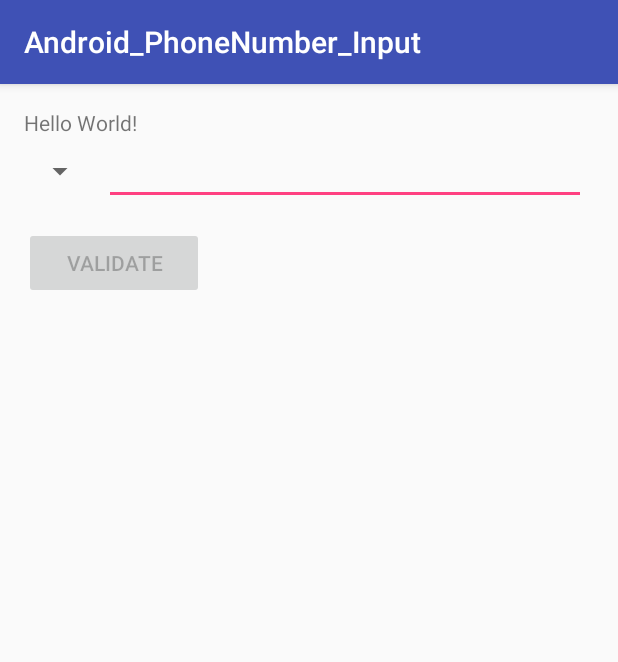
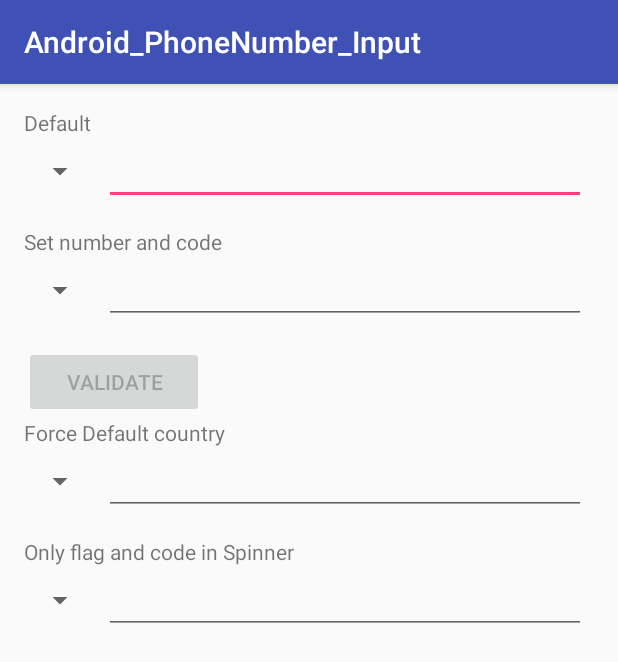
Before and after one commit to Willena/Android_PhoneNumber_Input, an Android app: the screen it shows after launch (MainActivity), on a phone screen of 412 x 824 dp. Shown: the top 662 px of the screen. Run offline under Robolectric (Android 15) with nearby library versions, the phone set to English and light mode, and no system bars; libraries missing offline, so code that uses them is left out: com.google.i18n.phonenumbers; 5 statements that could not run were skipped.

Commit message:
Add setCountry() to set the country programmatically Updated to androidx libraries Updated gradle scripts Updated the example app

```diff
--- a/app/src/main/java/com/github/willena/android_phonenumber_input/MainActivity.java
+++ b/app/src/main/java/com/github/willena/android_phonenumber_input/MainActivity.java
@@ -1,7 +1,7 @@
 package com.github.willena.android_phonenumber_input;
 
-import android.support.annotation.BoolRes;
-import android.support.v7.app.AppCompatActivity;
+import androidx.appcompat.app.AppCompatActivity;
+
 import android.os.Bundle;
 import android.util.Log;
 import android.widget.Button;
@@ -12,34 +12,50 @@ import com.github.willena.phoneinputview.events.OnValidEntryListener;
 
 public class MainActivity extends AppCompatActivity {
 
-    private PhoneInputView phoneView;
+    private PhoneInputView phoneView1;
     private Button b;
+    private PhoneInputView phoneView2;
+    private PhoneInputView phoneView0;
+    private PhoneInputView phoneView4;
 
     @Override
     protected void onCreate(Bundle savedInstanceState) {
         super.onCreate(savedInstanceState);
         setContentView(R.layout.activity_main);
 
-        b = (Button)findViewById(R.id.button_validate);
+        //Default config
+        phoneView0 = (PhoneInputView) findViewById(R.id.phoneId1);
+        phoneView0.setConfig(new CountryConfigurator());
 
 
-        phoneView = (PhoneInputView) findViewById(R.id.phoneId);
+        // Define number and country
+        b = (Button) findViewById(R.id.button_validate2);
+        phoneView1 = (PhoneInputView) findViewById(R.id.phoneId2);
+        phoneView1.setConfig(new CountryConfigurator());
+        phoneView1.addOnValidEntryListener(new OnValidEntryListener() {
+            @Override
+            public void onValidEntry(Boolean valid) {
+                b.setEnabled(valid);
+                Log.d("MAINACTIVITY", "onValidEntry: " + phoneView1.getFormatedNumber());
+            }
+        });
+        phoneView1.setPhoneNumber("0102030405", "FR");
 
+
+        //Define default country value
+        phoneView2 = (PhoneInputView) findViewById(R.id.phoneId3);
+        CountryConfigurator config2 = new CountryConfigurator();
+        config2.setDefaultCountry("US");
+        phoneView2.setConfig(config2);
+
+
+        // Only flag and code
+        phoneView4 = (PhoneInputView) findViewById(R.id.phoneId4);
         CountryConfigurator config = new CountryConfigurator();
-        config.setDisplayFlag(false);
+        config.setDisplayFlag(true);
         config.setDisplayCountryCode(true);
         config.setDisplayDialingCode(false);
 
-        phoneView.setConfig(config);
-
-        phoneView.addOnValidEntryListener(new OnValidEntryListener() {
-            @Override
-            public void onValidEntry(Boolean valid) {
-                b.setEnabled(valid);
-                Log.d("MAINACTIVITY", "onValidEntry: " + phoneView.getFormatedNumber());
-            }
-        });
-
-        phoneView.setPhoneNumber("0100000000", "FR");
+        phoneView4.setConfig(config);
     }
 }
--- a/app/src/main/res/layout/activity_main.xml
+++ b/app/src/main/res/layout/activity_main.xml
@@ -1,33 +1,69 @@
 <?xml version="1.0" encoding="utf-8"?>
-<RelativeLayout xmlns:android="http://schemas.android.com/apk/res/android"
+<LinearLayout xmlns:android="http://schemas.android.com/apk/res/android"
     xmlns:tools="http://schemas.android.com/tools"
     android:id="@+id/activity_main"
     android:layout_width="match_parent"
     android:layout_height="match_parent"
+    android:orientation="vertical"
+    android:paddingLeft="@dimen/activity_horizontal_margin"
+    android:paddingTop="@dimen/activity_vertical_margin"
+    android:paddingRight="@dimen/activity_horizontal_margin"
     android:paddingBottom="@dimen/activity_vertical_margin"
-    android:paddingLeft="@dimen/activity_horizontal_margin"
-    android:paddingRight="@dimen/activity_horizontal_margin"
-    android:paddingTop="@dimen/activity_vertical_margin"
     tools:context="com.github.willena.android_phonenumber_input.MainActivity">
 
     <TextView
+        android:id="@+id/hello3"
+        android:layout_width="match_parent"
+        android:layout_height="wrap_content"
+        android:text="Default" />
+
+    <com.github.willena.phoneinputview.PhoneInputView
+        android:id="@+id/phoneId1"
+        android:layout_width="match_parent"
+        android:layout_height="60dp">
+
+    </com.github.willena.phoneinputview.PhoneInputView>
+
+    <TextView
+        android:id="@+id/hello2"
+        android:layout_width="match_parent"
+        android:layout_height="wrap_content"
+        android:text="Set number and code" />
+
+    <com.github.willena.phoneinputview.PhoneInputView
+        android:id="@+id/phoneId2"
+        android:layout_width="match_parent"
+        android:layout_height="60dp">
+
+    </com.github.willena.phoneinputview.PhoneInputView>
+
+    <Button
+        android:id="@+id/button_validate2"
+        android:layout_width="120dp"
+        android:layout_height="wrap_content"
+        android:enabled="false"
+        android:text="Validate" />
+
+    <TextView
+        android:id="@+id/hello"
         android:layout_width="wrap_content"
         android:layout_height="wrap_content"
-        android:text="Hello World!"
-        android:id="@+id/hello"/>
+        android:text="Force Default country " />
 
     <com.github.willena.phoneinputview.PhoneInputView
-        android:layout_below="@+id/hello"
+        android:id="@+id/phoneId3"
         android:layout_width="match_parent"
-        android:layout_height="60dp"
-        android:id="@+id/phoneId"/>
+        android:layout_height="60dp" />
 
-    <Button
-        android:layout_width="120dp"
+    <TextView
+        android:id="@+id/hello4"
+        android:layout_width="wrap_content"
         android:layout_height="wrap_content"
-        android:text="Validate"
-        android:layout_below="@+id/phoneId"
-        android:id="@+id/button_validate"
-        android:enabled="false"/>
+        android:text="Only flag and code in Spinner " />
 
-</RelativeLayout>
+    <com.github.willena.phoneinputview.PhoneInputView
+        android:id="@+id/phoneId4"
+        android:layout_width="match_parent"
+        android:layout_height="60dp" />
+
+</LinearLayout>
--- a/build.gradle
+++ b/build.gradle
@@ -3,9 +3,10 @@
 buildscript {
     repositories {
         jcenter()
+        google()
     }
     dependencies {
-        classpath 'com.android.tools.build:gradle:2.3.0'
+        classpath 'com.android.tools.build:gradle:4.0.2'
         classpath 'com.github.dcendents:android-maven-gradle-plugin:1.5'
 
         // NOTE: Do not place your application dependencies here; they belong
@@ -16,6 +17,7 @@ buildscript {
 allprojects {
     repositories {
         jcenter()
+        google()
     }
 }
 
--- a/gradle.properties
+++ b/gradle.properties
@@ -9,6 +9,8 @@
 
 # Specifies the JVM arguments used for the daemon process.
 # The setting is particularly useful for tweaking memory settings.
+android.enableJetifier=true
+android.useAndroidX=true
 org.gradle.jvmargs=-Xmx1536m
 
 # When configured, Gradle will run in incubating parallel mode.
--- a/phoneinputview/src/main/java/com/github/willena/phoneinputview/ClearableEditText.java
+++ b/phoneinputview/src/main/java/com/github/willena/phoneinputview/ClearableEditText.java
@@ -1,8 +1,8 @@
 package com.github.willena.phoneinputview;
 
-/**
- * Created by Guillaume on 12/04/2017.
- * Based on : https://github.com/droidparts/droidparts/blob/develop/droidparts/src/org/droidparts/widget/ClearableEditText.java
+/*
+  Created by Guillaume on 12/04/2017.
+  Based on : https://github.com/droidparts/droidparts/blob/develop/droidparts/src/org/droidparts/widget/ClearableEditText.java
  */
 
 import android.content.Context;
@@ -17,9 +17,9 @@ import android.widget.EditText;
 import java.util.ArrayList;
 
 
-class ClearableEditText extends android.support.v7.widget.AppCompatEditText implements OnTouchListener, OnFocusChangeListener, TextWatcherAdapter.TextWatcherListener {
+class ClearableEditText extends androidx.appcompat.widget.AppCompatEditText implements OnTouchListener, OnFocusChangeListener, TextWatcherAdapter.TextWatcherListener {
 
-    private ArrayList<TextWatcherAdapter.TextWatcherListener> onTextChangeListenners;
+    private ArrayList<TextWatcherAdapter.TextWatcherListener> onTextChangeListeners;
 
     private Location loc = Location.RIGHT;
 
@@ -120,18 +120,18 @@ class ClearableEditText extends android.support.v7.widget.AppCompatEditText impl
             setClearIconVisible(isNotEmpty(text));
         }
 
-        for (TextWatcherAdapter.TextWatcherListener l : onTextChangeListenners)
+        for (TextWatcherAdapter.TextWatcherListener l : onTextChangeListeners)
         {
             l.onTextChanged(view, text);
         }
     }
 
     public void addOnTextChangedListenner(TextWatcherAdapter.TextWatcherListener l){
-        onTextChangeListenners.add(l);
+        onTextChangeListeners.add(l);
     }
 
     public void removeOnTextChangedListenner(TextWatcherAdapter.TextWatcherListener l){
-        onTextChangeListenners.remove(l);
+        onTextChangeListeners.remove(l);
     }
 
     @Override
@@ -146,7 +146,7 @@ class ClearableEditText extends android.support.v7.widget.AppCompatEditText impl
         addTextChangedListener(new TextWatcherAdapter(this, this));
         initIcon();
         setClearIconVisible(false);
-        onTextChangeListenners = new ArrayList<>();
+        onTextChangeListeners = new ArrayList<>();
     }
 
     private void initIcon() {
--- a/phoneinputview/src/main/java/com/github/willena/phoneinputview/CountryConfigurator.java
+++ b/phoneinputview/src/main/java/com/github/willena/phoneinputview/CountryConfigurator.java
@@ -9,11 +9,21 @@ public class CountryConfigurator {
     private Boolean displayFlag;
     private Boolean displayCountryCode;
     private Boolean displayDialingCode;
+    private String defaultCountry;
 
     public CountryConfigurator() {
         displayFlag = true;
         displayCountryCode = true;
         displayDialingCode = true;
+        defaultCountry = null;
+    }
+
+    public void setDefaultCountry(String defaultCode) {
+        this.defaultCountry = defaultCode;
+    }
+
+    public String getDefaultCountry() {
+        return defaultCountry;
     }
 
     public void setDisplayCountryCode(Boolean displayCountryCode) {
--- a/phoneinputview/src/main/java/com/github/willena/phoneinputview/PhoneInputView.java
+++ b/phoneinputview/src/main/java/com/github/willena/phoneinputview/PhoneInputView.java
@@ -139,6 +139,8 @@ public class PhoneInputView extends LinearLayout {
 
         textInput.addOnTextChangedListenner(textChangedListener);
 
+        if (config.getDefaultCountry() != null)
+            setCountry(config.getDefaultCountry());
 
     }
 
@@ -149,6 +151,14 @@ public class PhoneInputView extends LinearLayout {
     public void setConfig(CountryConfigurator c) {
         this.config = c;
         spinnerView.setAdapter(new SpinnerCountryArrayAdapter(getContext(), this.config, phoneUtil, countryList));
+        if (config.getDefaultCountry() != null)
+            setCountry(config.getDefaultCountry());
+    }
+
+    public void setCountry(String code) {
+        int pos = CountryInfo.find(code, countryList);
+        if (pos >= 0)
+            spinnerView.setSelection(pos);
     }
 
     private String getFomatedNumberFromDigit(String onlydigit) {
@@ -175,7 +185,6 @@ public class PhoneInputView extends LinearLayout {
         }
         if (phoneProto != null)
             return phoneUtil.isValidNumber(phoneProto);
-
 
         return false;
     }
@@ -222,18 +231,22 @@ public class PhoneInputView extends LinearLayout {
         }
     }
 
+    public List<CountryInfo> getCountryList() {
+        return countryList;
+    }
+
     public void setPhoneNumber(String n, String country) {
-        int pos = CountryInfo.find("FR", countryList);
+        int pos = CountryInfo.find(country, countryList);
 
         if (pos >= 0) {
             spinnerView.setSelection(pos);
             try {
 
                 Phonenumber.PhoneNumber proto = phoneUtil.parse(n, countryList.get(pos).getCode());
-                if (phoneUtil.isValidNumber(proto)){
+                if (phoneUtil.isValidNumber(proto)) {
                     textInput.setText("");
                     for (char c : onlyDigit(n).toCharArray())
-                        textInput.append(""+c);
+                        textInput.append("" + c);
                 }
 
             } catch (NumberParseException e) {
```
Also changed, not shown: app/build.gradle (+9 -9 lines), phoneinputview/build.gradle (+12 -14 lines), gradle/wrapper/gradle-wrapper.properties.
